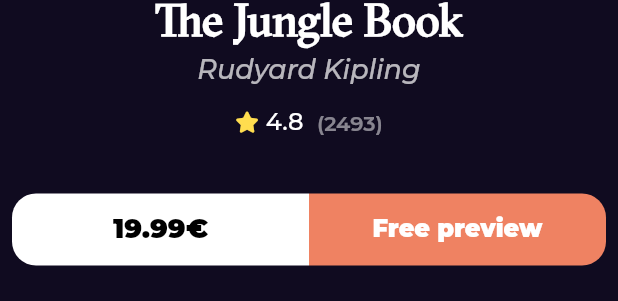
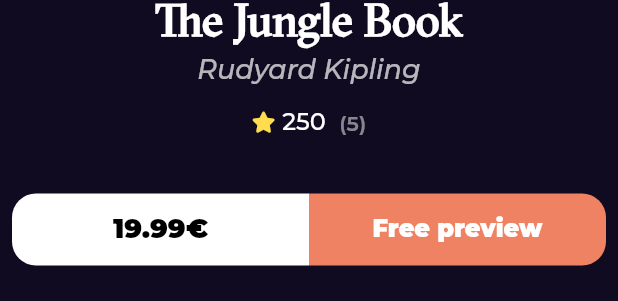
Before and after one commit to MoaazAbdelaziz/bookly_app, a Flutter app: the BookDetailsSection widget shown alone on an empty page, opened directly, on a phone screen of 412 x 824 dp. Shown: the part 638-939 px from the top of the screen. Run offline on Flutter 3.47's test engine with Material 2 defaults, Android fonts, the phone set to English and light mode, and no system bars; drawn by our look-alikes of cached_network_image; our stand-ins replace bloc, dartz, dio, equatable, flutter_bloc, font_awesome_flutter and 3 more; network calls fail.

Commit message:
diplay newest books list view data

```diff
--- a/lib/Features/home/presentation/views/widgets/book_details_section.dart
+++ b/lib/Features/home/presentation/views/widgets/book_details_section.dart
@@ -38,7 +38,11 @@ class BookDetailsSection extends StatelessWidget {
           ),
         ),
         const SizedBox(height: 14),
-        const BookRating(mainAxisAlignment: MainAxisAlignment.center),
+        const BookRating(
+          mainAxisAlignment: MainAxisAlignment.center,
+          count: 5,
+          rating: 250,
+        ),
         const SizedBox(height: 37),
         const BooksAction(),
       ],
--- a/lib/Features/home/presentation/views/widgets/book_rating.dart
+++ b/lib/Features/home/presentation/views/widgets/book_rating.dart
@@ -6,8 +6,12 @@ class BookRating extends StatelessWidget {
   const BookRating({
     super.key,
     this.mainAxisAlignment = MainAxisAlignment.start,
+    required this.rating,
+    required this.count,
   });
   final MainAxisAlignment mainAxisAlignment;
+  final int rating;
+  final int count;
 
   @override
   Widget build(BuildContext context) {
@@ -20,15 +24,15 @@ class BookRating extends StatelessWidget {
           size: 14,
         ),
         const SizedBox(width: 6.3),
-        const Text(
-          '4.8',
+        Text(
+          rating.toString(),
           style: Styles.textStyle16,
         ),
         const SizedBox(width: 9),
         Opacity(
           opacity: 0.5,
           child: Text(
-            '(2493)',
+            '($count)',
             style: Styles.textStyle14.copyWith(
               color: const Color(0xFFFFFFFF),
               fontWeight: FontWeight.w600,
--- a/lib/Features/home/presentation/views/widgets/home_view_body.dart
+++ b/lib/Features/home/presentation/views/widgets/home_view_body.dart
@@ -10,6 +10,7 @@ class HomeViewBody extends StatelessWidget {
   @override
   Widget build(BuildContext context) {
     return const CustomScrollView(
+      physics: BouncingScrollPhysics(),
       slivers: [
         SliverToBoxAdapter(
           child: Column(
@@ -24,7 +25,7 @@ class HomeViewBody extends StatelessWidget {
               Padding(
                 padding: EdgeInsets.symmetric(horizontal: 30.0),
                 child: Text(
-                  'Best Seller',
+                  'Newest Books',
                   style: Styles.textStyle20,
                 ),
               ),
--- a/lib/Features/search/presentation/views/widgets/search_view_body.dart
+++ b/lib/Features/search/presentation/views/widgets/search_view_body.dart
@@ -1,4 +1,3 @@
-import 'package:bookly_app/Features/home/presentation/views/widgets/book_seller_list_view_item.dart';
 import 'package:bookly_app/Features/search/presentation/views/widgets/custom_search_text_field.dart';
 import 'package:bookly_app/core/utils/styles.dart';
 import 'package:flutter/material.dart';
@@ -37,7 +36,8 @@ class SearchResultListView extends StatelessWidget {
       itemBuilder: (BuildContext context, int index) {
         return const Padding(
           padding: EdgeInsets.symmetric(vertical: 10.0),
-          child: BookSellerListViewItem(),
+          //child: BookSellerListViewItem(),
+          child: Text('data'),
         );
       },
     );
--- a/lib/main.dart
+++ b/lib/main.dart
@@ -28,7 +28,7 @@ class BooklyApp extends StatelessWidget {
         ),
         BlocProvider(
           create: (context) => NewestBooksCubit(
-            getIt.get<HomeRepoImpl>(),
+            getIt.get<HomeRepoImpl>()..fetchNewestBooks(),
           ),
         ),
       ],
```
Also changed, not shown: lib/Features/home/presentation/views/widgets/book_seller_list_view.dart (+25 -9 lines), lib/Features/home/presentation/views/widgets/book_seller_list_view_item.dart (+17 -19 lines).
